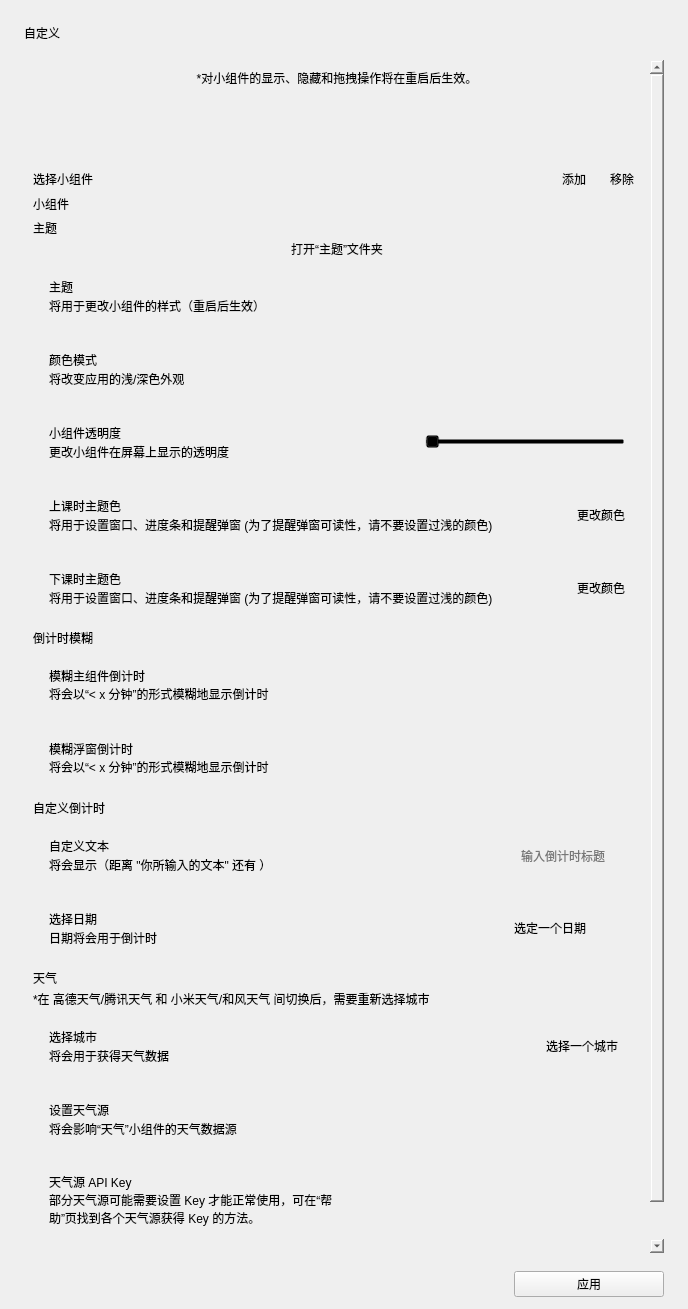
Above: view/menu/custom.ui from baiyao105/Class-Widgets before the change. Below: the same form after it.
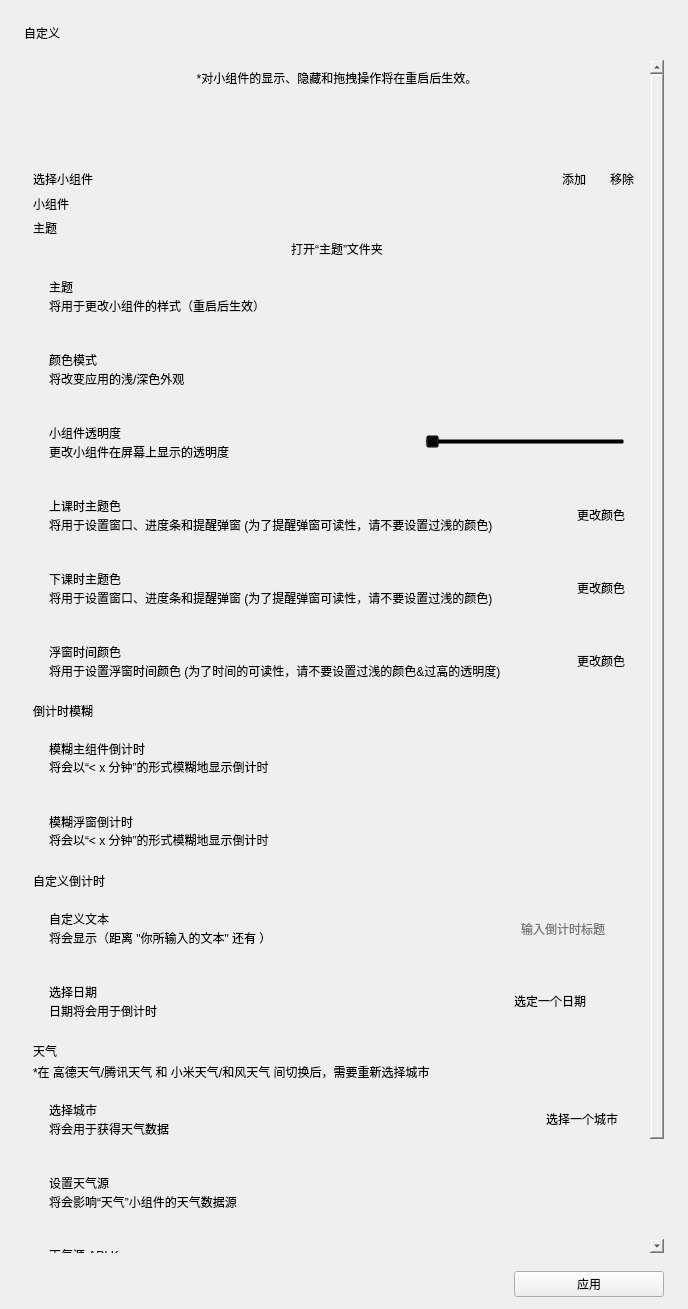
That is the form after the change. Custom widgets are drawn as their Qt base class.

Commit message: feat(config): 支持浮窗时间颜色设置 - 在"高透明度"下提升可见度

Patch:
```diff
--- a/view/menu/custom.ui
+++ b/view/menu/custom.ui
@@ -66,7 +66,7 @@
         <x>0</x>
         <y>0</y>
         <width>623</width>
-        <height>1224</height>
+        <height>1297</height>
        </rect>
       </property>
       <layout class="QVBoxLayout" name="verticalLayout_9">
@@ -578,6 +578,81 @@
            </layout>
           </widget>
          </item>
+         <item>
+          <widget class="CardWidget" name="CardWidget_13">
+           <property name="minimumSize">
+            <size>
+             <width>0</width>
+             <height>70</height>
+            </size>
+           </property>
+           <layout class="QHBoxLayout" name="horizontalLayout_15">
+            <property name="leftMargin">
+             <number>16</number>
+            </property>
+            <property name="topMargin">
+             <number>16</number>
+            </property>
+            <property name="rightMargin">
+             <number>16</number>
+            </property>
+            <property name="bottomMargin">
+             <number>16</number>
+            </property>
+            <item>
+             <layout class="QVBoxLayout" name="verticalLayout_19">
+              <property name="spacing">
+               <number>0</number>
+              </property>
+              <item>
+               <widget class="StrongBodyLabel" name="StrongBodyLabel_13">
+                <property name="text">
+                 <string>浮窗时间颜色</string>
+                </property>
+               </widget>
+              </item>
+              <item>
+               <widget class="CaptionLabel" name="CaptionLabel_14">
+                <property name="text">
+                 <string>将用于设置浮窗时间颜色 (为了时间的可读性，请不要设置过浅的颜色&amp;过高的透明度)</string>
+                </property>
+                <property name="wordWrap">
+                 <bool>true</bool>
+                </property>
+                <property name="lightColor" stdset="0">
+                 <color alpha="150">
+                  <red>0</red>
+                  <green>0</green>
+                  <blue>0</blue>
+                 </color>
+                </property>
+                <property name="darkColor" stdset="0">
+                 <color alpha="200">
+                  <red>255</red>
+                  <green>255</green>
+                  <blue>255</blue>
+                 </color>
+                </property>
+               </widget>
+              </item>
+             </layout>
+            </item>
+            <item>
+             <widget class="PushButton" name="set_fc_color_2">
+              <property name="sizePolicy">
+               <sizepolicy hsizetype="Maximum" vsizetype="Fixed">
+                <horstretch>0</horstretch>
+                <verstretch>0</verstretch>
+               </sizepolicy>
+              </property>
+              <property name="text">
+               <string>更改颜色</string>
+              </property>
+             </widget>
+            </item>
+           </layout>
+          </widget>
+         </item>
         </layout>
        </item>
        <item>
@@ -1218,31 +1293,11 @@
   </layout>
  </widget>
  <customwidgets>
-  <customwidget>
-   <class>ComboBox</class>
-   <extends>QPushButton</extends>
-   <header>qfluentwidgets</header>
-  </customwidget>
   <customwidget>
    <class>PushButton</class>
    <extends>QPushButton</extends>
    <header>qfluentwidgets</header>
   </customwidget>
-  <customwidget>
-   <class>PrimaryPushButton</class>
-   <extends>PushButton</extends>
-   <header>qfluentwidgets</header>
-  </customwidget>
-  <customwidget>
-   <class>SwitchButton</class>
-   <extends>QWidget</extends>
-   <header>qfluentwidgets</header>
-  </customwidget>
-  <customwidget>
-   <class>Slider</class>
-   <extends>QSlider</extends>
-   <header>qfluentwidgets</header>
-  </customwidget>
   <customwidget>
    <class>CardWidget</class>
    <extends>QFrame</extends>
@@ -1255,21 +1310,11 @@
    <header>qfluentwidgets</header>
    <container>1</container>
   </customwidget>
-  <customwidget>
-   <class>CalendarPicker</class>
-   <extends>QPushButton</extends>
-   <header>qfluentwidgets</header>
-  </customwidget>
   <customwidget>
    <class>CaptionLabel</class>
    <extends>QLabel</extends>
    <header>qfluentwidgets</header>
   </customwidget>
-  <customwidget>
-   <class>BodyLabel</class>
-   <extends>QLabel</extends>
-   <header>qfluentwidgets</header>
-  </customwidget>
   <customwidget>
    <class>StrongBodyLabel</class>
    <extends>QLabel</extends>
@@ -1285,6 +1330,36 @@
    <extends>QLabel</extends>
    <header>qfluentwidgets</header>
   </customwidget>
+  <customwidget>
+   <class>ComboBox</class>
+   <extends>QPushButton</extends>
+   <header>qfluentwidgets</header>
+  </customwidget>
+  <customwidget>
+   <class>PrimaryPushButton</class>
+   <extends>PushButton</extends>
+   <header>qfluentwidgets</header>
+  </customwidget>
+  <customwidget>
+   <class>SwitchButton</class>
+   <extends>QWidget</extends>
+   <header>qfluentwidgets</header>
+  </customwidget>
+  <customwidget>
+   <class>Slider</class>
+   <extends>QSlider</extends>
+   <header>qfluentwidgets</header>
+  </customwidget>
+  <customwidget>
+   <class>CalendarPicker</class>
+   <extends>QPushButton</extends>
+   <header>qfluentwidgets</header>
+  </customwidget>
+  <customwidget>
+   <class>BodyLabel</class>
+   <extends>QLabel</extends>
+   <header>qfluentwidgets</header>
+  </customwidget>
   <customwidget>
    <class>HyperlinkLabel</class>
    <extends>QPushButton</extends>
```
The commit also changes 3 other files.
